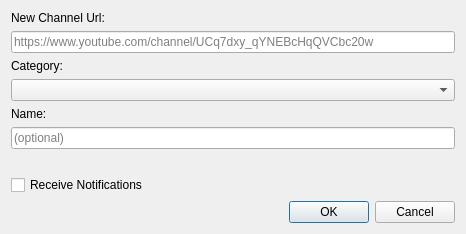
Qt form rss_tube/gui/designs/widget_new_feed.ui (seird/rsstube) before a commit.
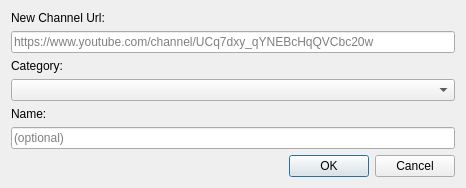
The same form after that commit.

Commit message: remove feed notify checkbox

```diff
--- a/rss_tube/gui/designs/widget_new_feed.ui
+++ b/rss_tube/gui/designs/widget_new_feed.ui
@@ -7,7 +7,7 @@
     <x>0</x>
     <y>0</y>
     <width>466</width>
-    <height>227</height>
+    <height>178</height>
    </rect>
   </property>
   <property name="windowTitle">
@@ -54,26 +54,6 @@
        </property>
       </widget>
      </item>
-     <item>
-      <spacer name="horizontalSpacer">
-       <property name="orientation">
-        <enum>Qt::Horizontal</enum>
-       </property>
-       <property name="sizeHint" stdset="0">
-        <size>
-         <width>40</width>
-         <height>20</height>
-        </size>
-       </property>
-      </spacer>
-     </item>
-     <item>
-      <widget class="QCheckBox" name="cb_receive_notifications">
-       <property name="text">
-        <string>Receive Notifications</string>
-       </property>
-      </widget>
-     </item>
     </layout>
    </item>
    <item row="1" column="0">
```
The commit also changes 4 other files.
